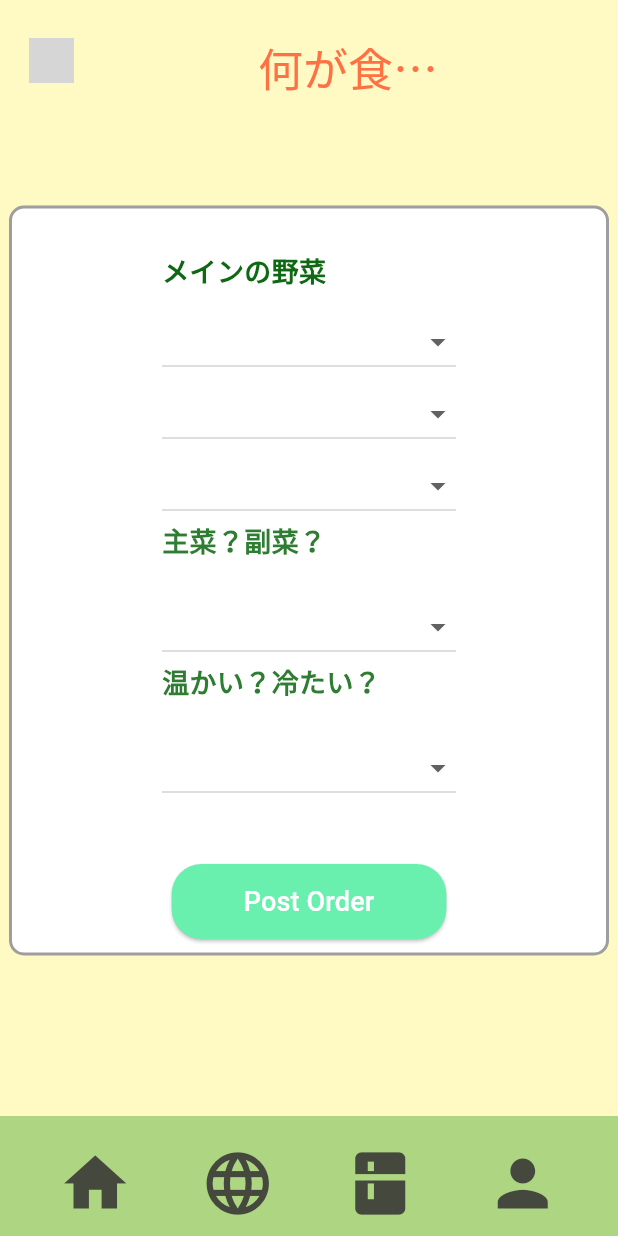
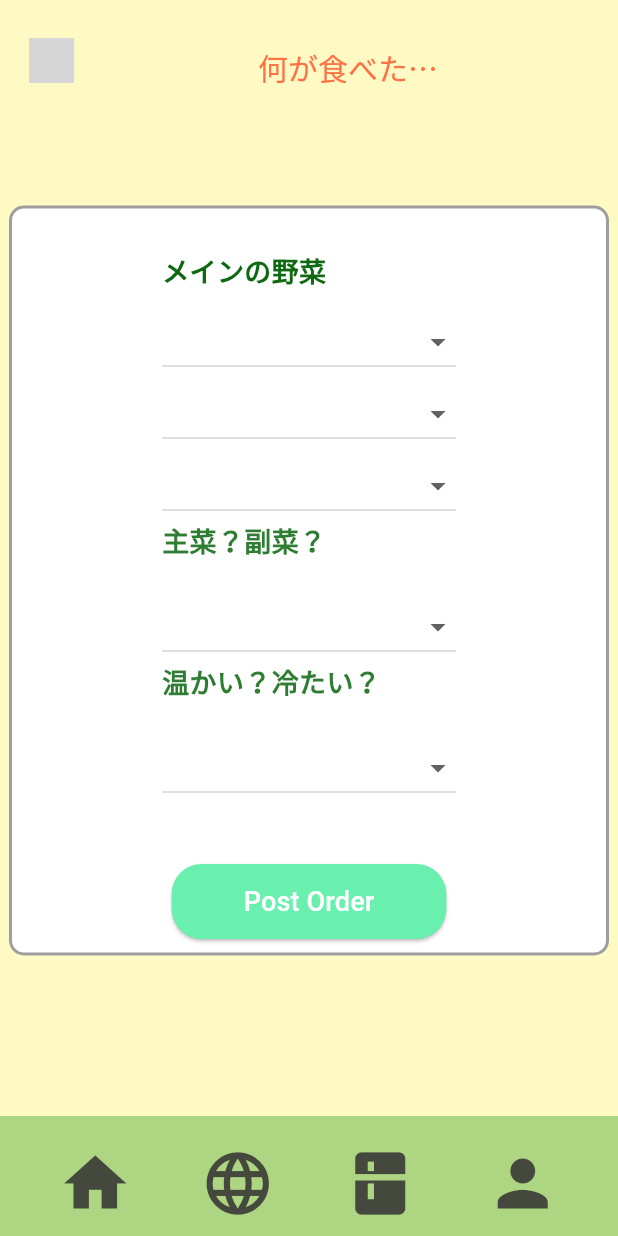
Before and after one commit to tatsurou9003/BrachioCup_2024, a Flutter app: the PostOrder screen opened directly, on a phone screen of 412 x 824 dp. Run offline on Flutter 3.47's test engine with Material 3 defaults, Android fonts, the light colour scheme and no system bars; grey boxes are pictures that could not be loaded.

Commit message:
文字の大きさ変更

```diff
--- a/vegmet/lib/post_order.dart
+++ b/vegmet/lib/post_order.dart
@@ -62,7 +62,7 @@ class _PostOrderState extends State<PostOrder> {
                 '何が食べたい気分?',
                 style: TextStyle(
                   color: Colors.deepOrange[400],
-                  fontSize: 30,
+                  fontSize: 20,
                 ),
               ),
             ),
```
